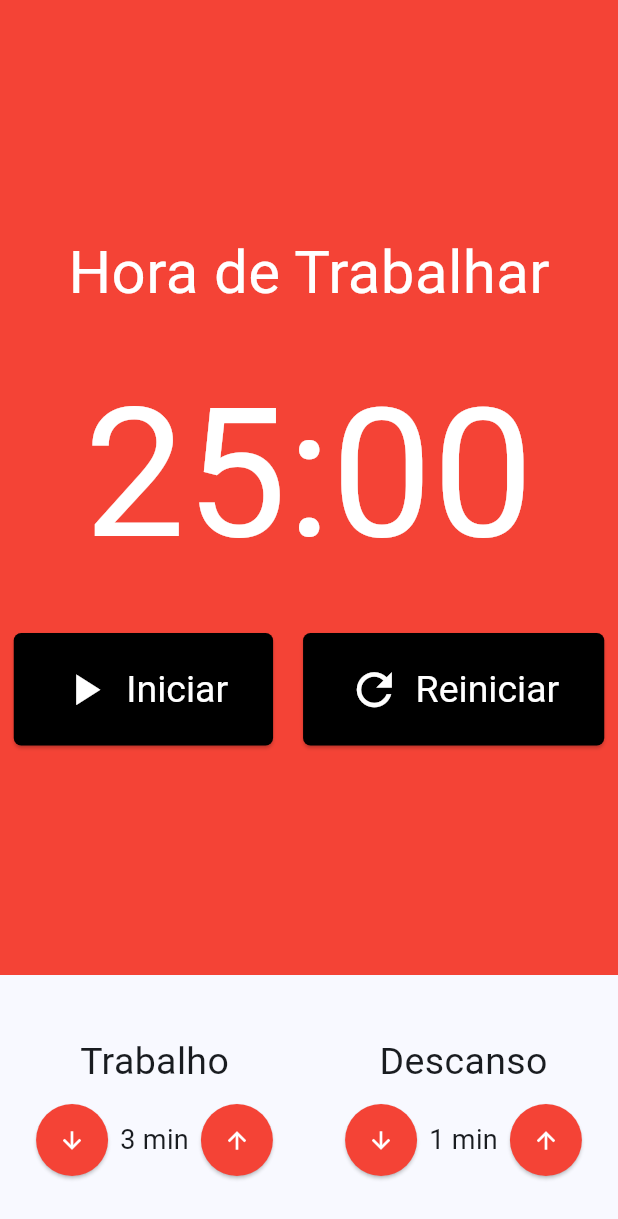
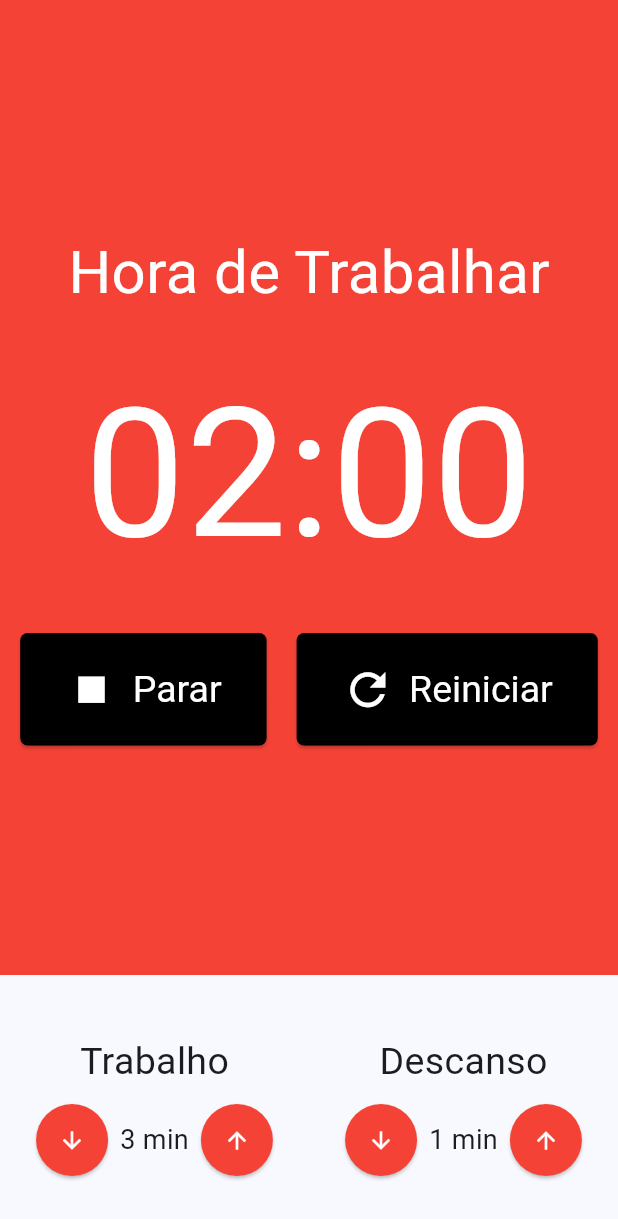
Before and after one commit to AfonsoMachado/pomodoro, a Flutter app: the screen it shows after launch, item 2 of the bottom bar chosen, after a tap on "Iniciar", on a phone screen of 412 x 824 dp. Shown: the top 1219 px of the screen. Run offline on Flutter 3.47's test engine with Material 3 defaults, Android fonts, the phone set to English and light mode, and no system bars; our stand-ins replace flutter_mobx, mobx; generated files the repository leaves out were written again.

Commit message:
add start and stop buttons

```diff
--- a/lib/components/pomodoro_timer.dart
+++ b/lib/components/pomodoro_timer.dart
@@ -1,42 +1,63 @@
 import 'package:flutter/material.dart';
+import 'package:flutter_mobx/flutter_mobx.dart';
 import 'package:pomodoro/components/timer_button.dart';
+import 'package:pomodoro/store/pomodoro.store.dart';
+import 'package:provider/provider.dart';
 
 class PomodoroTimer extends StatelessWidget {
   const PomodoroTimer({super.key});
 
   @override
   Widget build(BuildContext context) {
+    final store = Provider.of<PomodoroStore>(context);
+
     return Container(
       color: Colors.red,
-      child: const Column(
+      child: Column(
         mainAxisAlignment: MainAxisAlignment.center,
         children: [
           Text(
             'Hora de Trabalhar',
             style: TextStyle(fontSize: 40, color: Colors.white),
           ),
-          SizedBox(height: 20),
+          const SizedBox(height: 20),
           Text(
-            '25:00',
-            style: TextStyle(fontSize: 120, color: Colors.white),
+            '${store.minutes.toString().padLeft(2, '0')}:${store.seconds.toString().padLeft(2, '0')}',
+            style: const TextStyle(fontSize: 120, color: Colors.white),
           ),
-          SizedBox(height: 20),
-          Row(
+          const SizedBox(height: 20),
+          Observer(
+            builder: (_) => Row(
               mainAxisAlignment: MainAxisAlignment.center,
               children: [
+                if (!store.started)
                   Padding(
-                padding: EdgeInsets.only(right: 10),
-                child: TimerButton(text: 'Iniciar', icon: Icons.play_arrow),
+                    padding: const EdgeInsets.only(right: 10),
+                    child: TimerButton(
+                      text: 'Iniciar',
+                      icon: Icons.play_arrow,
+                      onPressed: store.start,
                     ),
-              // Padding(
-              //   padding: EdgeInsets.only(right: 10),
-              //   child: TimerButton(text: 'Parar', icon: Icons.stop),
-              // ),
+                  ),
+                if (store.started)
                   Padding(
-                padding: EdgeInsets.only(left: 10),
-                child: TimerButton(text: 'Reiniciar', icon: Icons.refresh),
+                    padding: const EdgeInsets.only(right: 10),
+                    child: TimerButton(
+                      text: 'Parar',
+                      icon: Icons.stop,
+                      onPressed: store.stop,
+                    ),
+                  ),
+                Padding(
+                  padding: const EdgeInsets.only(left: 10),
+                  child: TimerButton(
+                    text: 'Reiniciar',
+                    icon: Icons.refresh,
+                    onPressed: store.restart,
+                  ),
                 ),
               ],
+            ),
           )
         ],
       ),
--- a/lib/components/timer_button.dart
+++ b/lib/components/timer_button.dart
@@ -3,8 +3,14 @@ import 'package:flutter/material.dart';
 class TimerButton extends StatelessWidget {
   final String text;
   final IconData icon;
+  final void Function()? onPressed;
 
-  const TimerButton({super.key, required this.text, required this.icon});
+  const TimerButton({
+    super.key,
+    required this.text,
+    required this.icon,
+    this.onPressed,
+  });
 
   @override
   Widget build(BuildContext context) {
@@ -18,7 +24,7 @@ class TimerButton extends StatelessWidget {
             textStyle: const TextStyle(
               fontSize: 25,
             )),
-        onPressed: () {},
+        onPressed: onPressed,
         child: Row(
           children: [
             Padding(
```
Also changed, not shown: lib/store/pomodoro.store.dart (+24 -0 lines), lib/store/pomodoro.store.g.dart. Lines whose indentation alone changed are shown as unchanged.
